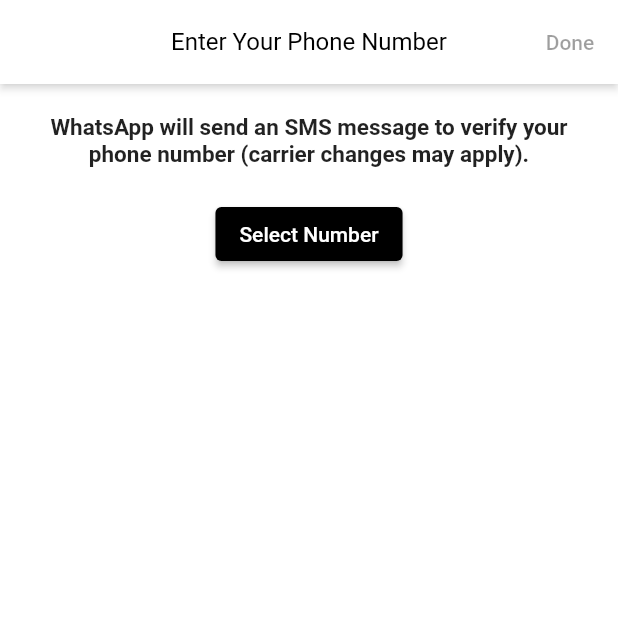
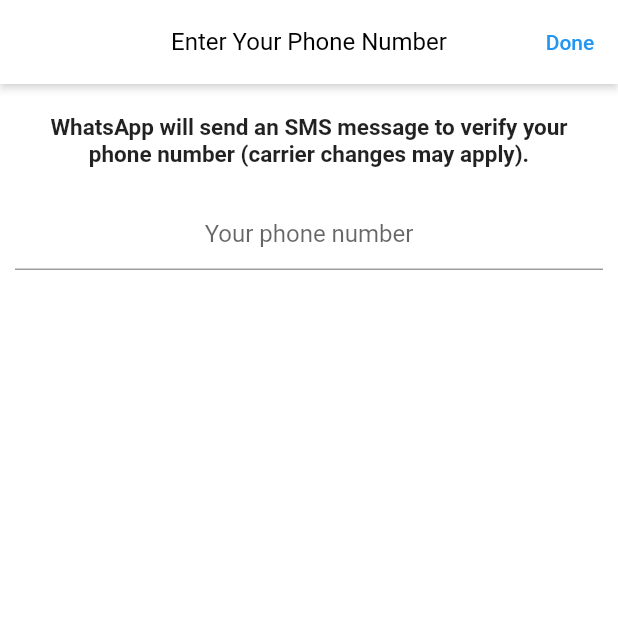
Before and after one commit to yagizdo/flutter_whatsapp_clone, a Flutter app: the screen it shows after launch, on a phone screen of 412 x 824 dp, the top half of it. Run offline on Flutter 3.47's test engine with Material 2 defaults, Android fonts, the light colour scheme and no system bars; our stand-ins replace animated_splash_screen, hexcolor, shared_preferences.

Commit message:
Updated number UI
Signed-off-by: Yilmaz Yagiz Dokumaci <dokumaciyagiz@gmail.com>

```diff
--- a/lib/Screens/number_login.dart
+++ b/lib/Screens/number_login.dart
@@ -1,7 +1,5 @@
 import 'package:flutter/cupertino.dart';
 import 'package:flutter/material.dart';
-import 'package:provider/provider.dart';
-import 'package:whatsapp_clone/Providers/theme_provider.dart';
 
 class LoginScreen extends StatefulWidget {
   const LoginScreen({Key? key}) : super(key: key);
@@ -21,6 +19,8 @@
   ];
 
   String? selectedValue;
+  var numberController = TextEditingController();
+
   @override
   Widget build(BuildContext context) {
     return Scaffold(
@@ -31,7 +31,8 @@
         shadowColor: Colors.white,
         actions: [
           TextButton(
-              onPressed: selectedValue == null ? null : () {},
+              onPressed:
+                  () {}, //numberController.text.contains('') ? null : () {},
               child: const Text('Done'))
         ],
       ),
@@ -45,7 +46,17 @@
               textAlign: TextAlign.center,
             ),
           ),
-          ElevatedButton(onPressed: () {}, child: const Text('Select Number')),
+          // TODO Buraya numara kontrolü ekle ve done butonunun aktifleşme olayına bak
+          Padding(
+            padding: EdgeInsets.symmetric(horizontal: 10),
+            child: TextField(
+              keyboardType: TextInputType.number,
+              controller: numberController,
+              decoration: InputDecoration(hintText: 'Your phone number'),
+              textAlign: TextAlign.center,
+            ),
+          )
+          //ElevatedButton(onPressed: () {}, child: const Text('Select Number')),
         ],
       ),
     );
```
